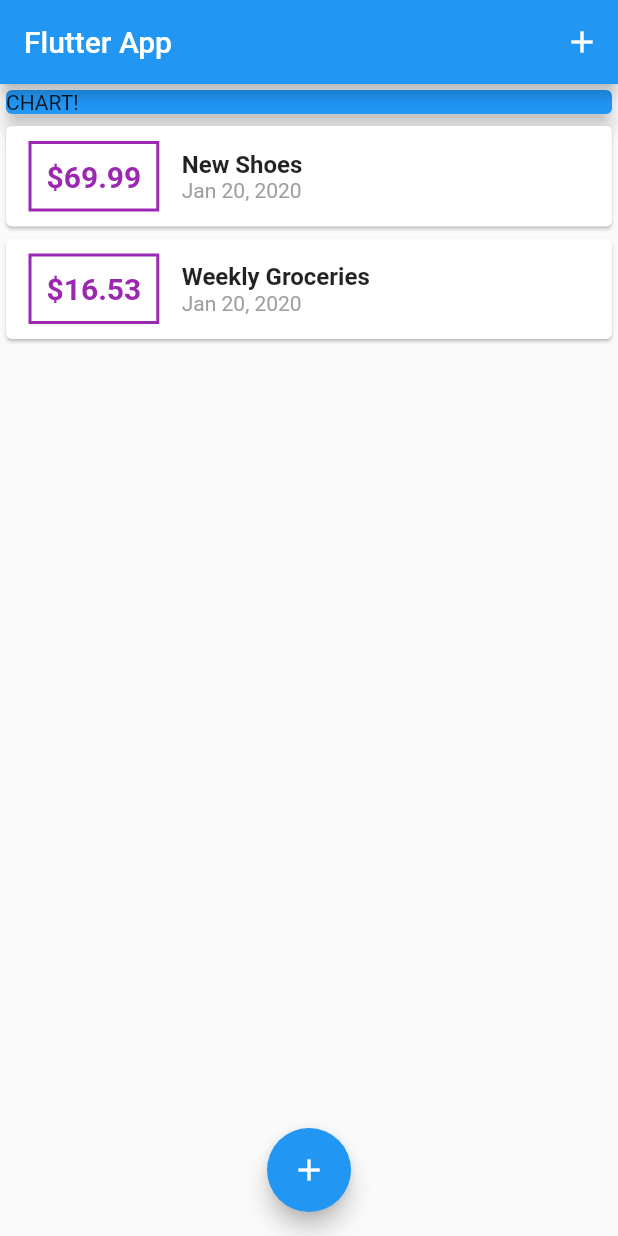
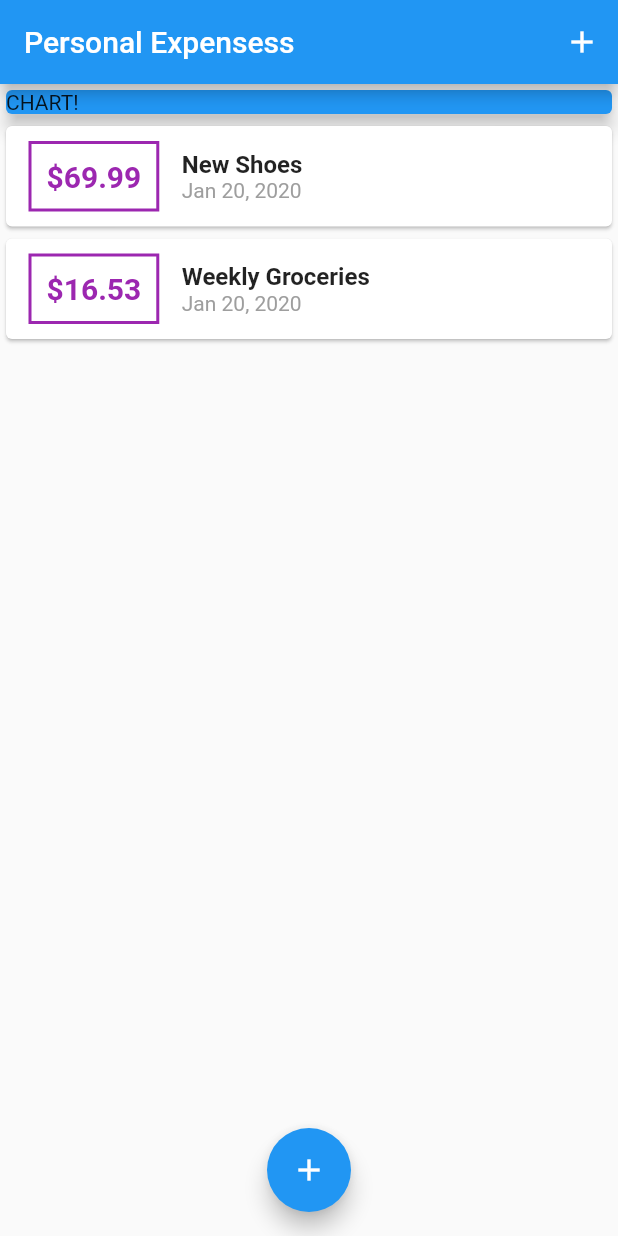
Before and after one commit to beroabraam12/Personal_Expensess, a Flutter app: the screen it shows after launch, on a phone screen of 412 x 824 dp. Run offline on Flutter 3.47's test engine with Material 2 defaults, Android fonts, the phone set to English and light mode, and no system bars.

Commit message:
changing title

```diff
--- a/lib/main.dart
+++ b/lib/main.dart
@@ -9,8 +9,9 @@ class MyApp extends StatelessWidget {
   @override
   Widget build(BuildContext context) {
     return MaterialApp(
-      title: 'Flutter App',
+      title: 'Personal Expensess',
       home: MyHomePage(),
+
     );
   }
 }
@@ -64,7 +65,7 @@ class _MyHomePageState extends State<MyHomePage> {
   Widget build(BuildContext context) {
     return Scaffold(
       appBar: AppBar(
-        title: Text('Flutter App'),
+        title: Text('Personal Expensess'),
         actions: <Widget>[
           IconButton(
             icon: Icon(Icons.add),
```
